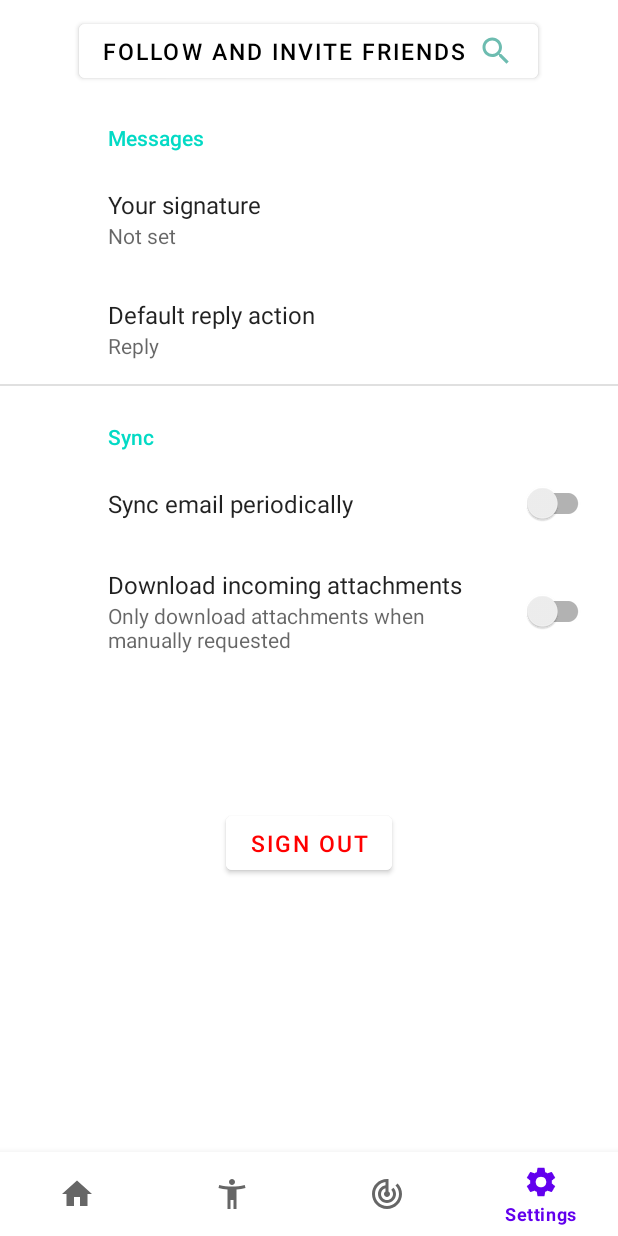
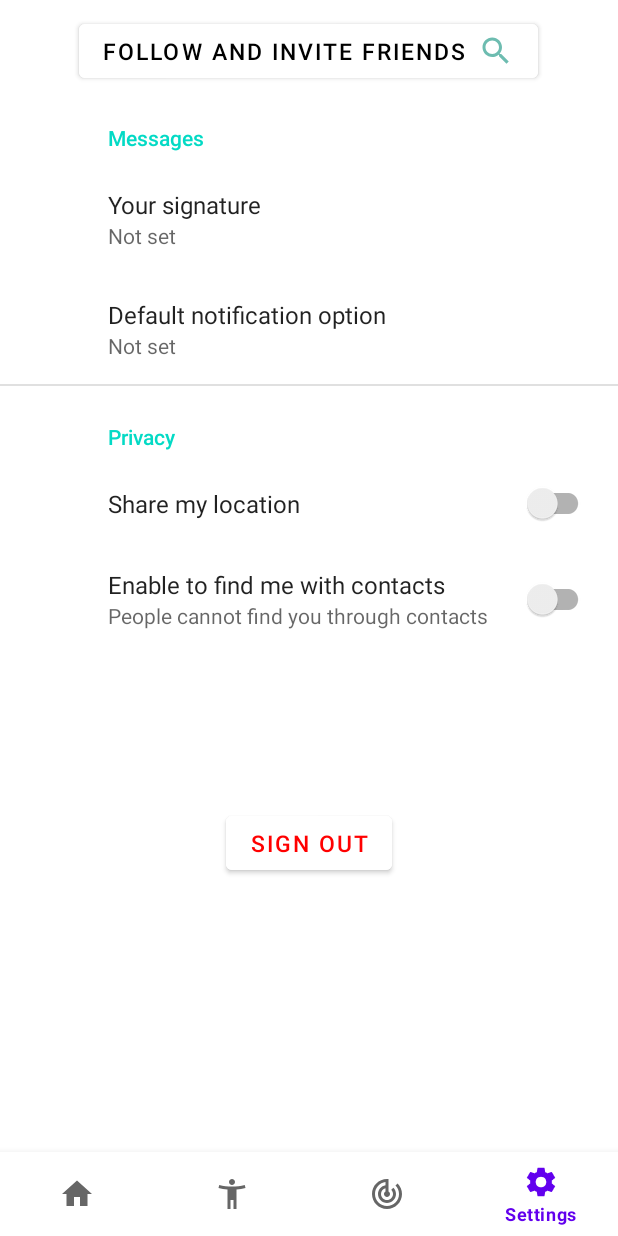
Before and after one commit to zhangxiao625/fitGroup, an Android app: the SettingActivity screen opened directly, with no data from a screen before it, on a phone screen of 412 x 824 dp. Run offline under Robolectric (Android 15) with nearby library versions, the phone set to English and light mode, and no system bars; our stand-ins replace androidx.preference; Roboto replaces fonts that are not available here.

Commit message:
setting page modified

```diff
--- a/app/src/main/res/values/arrays.xml
+++ b/app/src/main/res/values/arrays.xml
@@ -1,12 +1,12 @@
 <resources>
     <!-- Reply Preference -->
     <string-array name="reply_entries">
-        <item>Reply</item>
-        <item>Reply to all</item>
+        <item>On</item>
+        <item>Mute</item>
     </string-array>
 
     <string-array name="reply_values">
-        <item>reply</item>
-        <item>reply_all</item>
+        <item>on</item>
+        <item>mute</item>
     </string-array>
 </resources>
--- a/app/src/main/res/xml/root_preferences.xml
+++ b/app/src/main/res/xml/root_preferences.xml
@@ -12,23 +12,22 @@
             app:entries="@array/reply_entries"
             app:entryValues="@array/reply_values"
             app:key="reply"
-            app:title="@string/reply_title"
+            app:title="Default notification option"
             app:useSimpleSummaryProvider="true" />
 
     </PreferenceCategory>
 
-    <PreferenceCategory app:title="@string/sync_header">
+    <PreferenceCategory app:title="Privacy">
 
         <SwitchPreferenceCompat
             app:key="sync"
-            app:title="@string/sync_title" />
+            app:title="Share my location" />
 
         <SwitchPreferenceCompat
-            app:dependency="sync"
             app:key="attachment"
-            app:summaryOff="@string/attachment_summary_off"
-            app:summaryOn="@string/attachment_summary_on"
-            app:title="@string/attachment_title" />
+            app:summaryOff="People cannot find you through contacts"
+            app:summaryOn="People can find you through contacts"
+            app:title="Enable to find me with contacts" />
 
     </PreferenceCategory>
 
```
